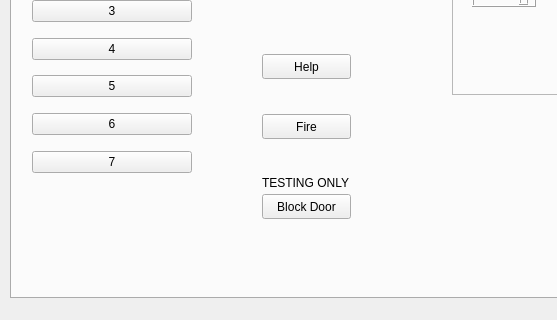
Old version of the form ElevatorApplication/mainelevatorwindow.ui in the repository CATBOYCOWBOY/COMP3004A3; both pictures show x 0 to 557 and y 280 to 600 of the 800 by 600 pixel window.
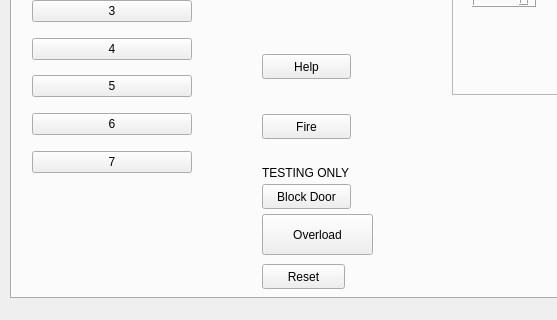
New version of the form.

Patch:
```diff
--- a/ElevatorApplication/mainelevatorwindow.ui
+++ b/ElevatorApplication/mainelevatorwindow.ui
@@ -144,7 +144,7 @@
       <property name="geometry">
        <rect>
         <x>250</x>
-        <y>420</y>
+        <y>410</y>
         <width>89</width>
         <height>25</height>
        </rect>
@@ -359,7 +359,7 @@
       <property name="geometry">
        <rect>
         <x>250</x>
-        <y>400</y>
+        <y>390</y>
         <width>111</width>
         <height>17</height>
        </rect>
@@ -368,6 +368,32 @@
        <string>TESTING ONLY</string>
       </property>
      </widget>
+     <widget class="QPushButton" name="pushButton_6">
+      <property name="geometry">
+       <rect>
+        <x>250</x>
+        <y>440</y>
+        <width>111</width>
+        <height>41</height>
+       </rect>
+      </property>
+      <property name="text">
+       <string>Overload</string>
+      </property>
+     </widget>
+     <widget class="QPushButton" name="pushButton_7">
+      <property name="geometry">
+       <rect>
+        <x>250</x>
+        <y>490</y>
+        <width>83</width>
+        <height>25</height>
+       </rect>
+      </property>
+      <property name="text">
+       <string>Reset</string>
+      </property>
+     </widget>
     </widget>
     <widget class="QWidget" name="Floor_Controls">
      <attribute name="title">
```
